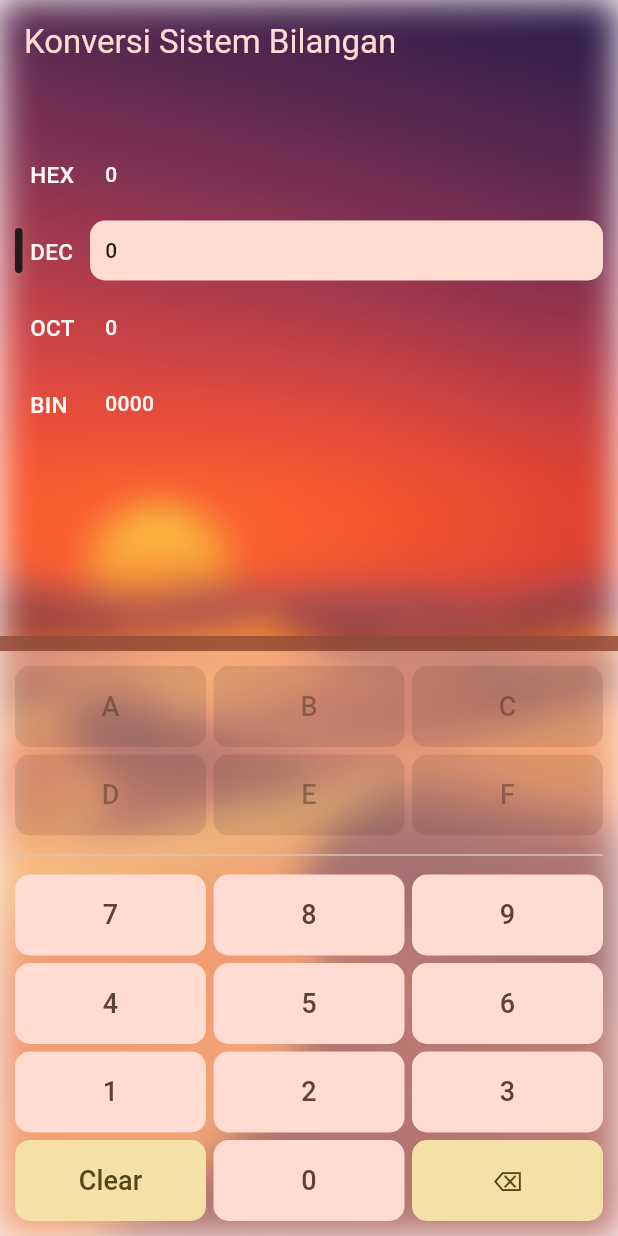
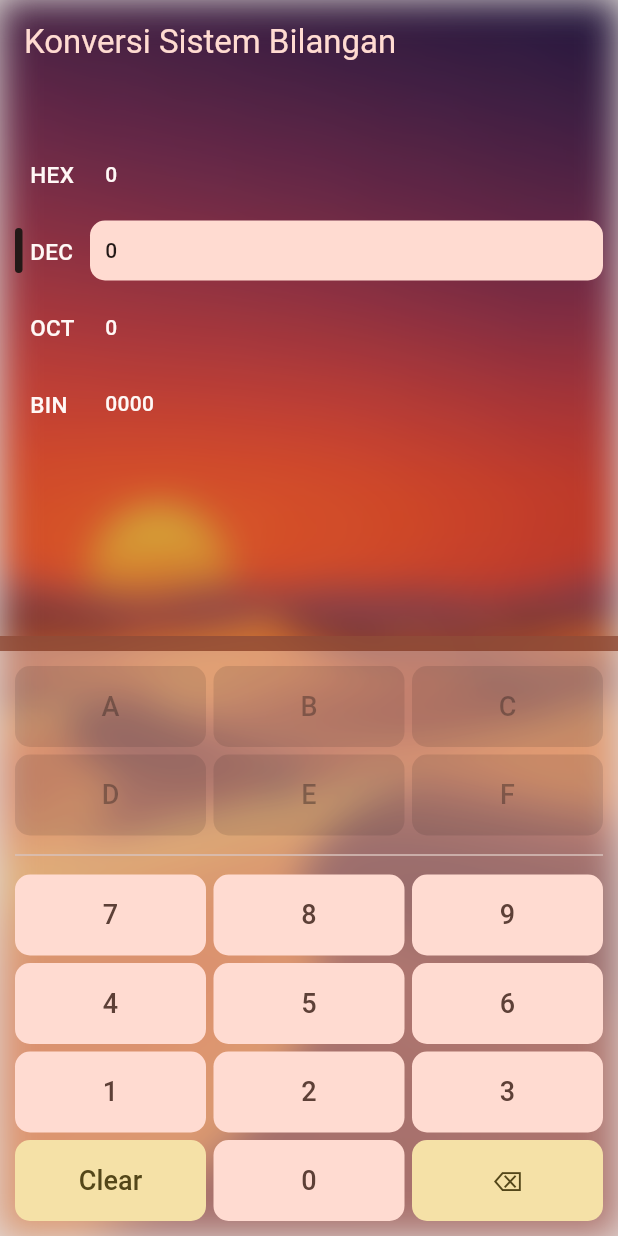
Before and after one commit to JavierGavra/number_conversion, a Flutter app: the screen it shows after launch, on a phone screen of 412 x 824 dp. Run offline on Flutter 3.47's test engine with Material 3 defaults, Android fonts, the light colour scheme and no system bars; our stand-ins replace bloc, equatable, flutter_bloc.

```diff
--- a/lib/views/pages/home_page.dart
+++ b/lib/views/pages/home_page.dart
@@ -51,6 +51,11 @@ class _HomePageState extends State<HomePage> {
               height: screenSize.height,
               fit: BoxFit.cover,
             ),
+          ),
+          Container(
+            width: screenSize.width,
+            height: screenSize.height,
+            color: Colors.black.withValues(alpha: 0.15),
           ),
           SafeArea(
             child: Column(
```
Also changed, not shown: 22 other files.
